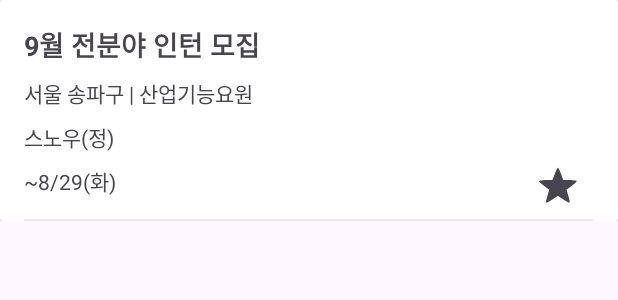
After one commit to pknu-wap/2023_RDC_NAPPED, an Android app: the layout item_employment.xml on its own in the app's theme, with its tools: preview values and no code run, on a phone screen of 412 x 824 dp. The commit adds this screen. Shown: the top 300 px of the screen. Run offline under Robolectric (Android 15) with nearby library versions, the light colour scheme and no system bars.

Commit message:
[STYLE] #4 : 채용 공고 화면 구현

```diff
--- /dev/null
+++ b/android/app/src/main/res/layout/item_employment.xml
@@ -0,0 +1,86 @@
+<?xml version="1.0" encoding="utf-8"?>
+<androidx.constraintlayout.widget.ConstraintLayout xmlns:android="http://schemas.android.com/apk/res/android"
+    xmlns:app="http://schemas.android.com/apk/res-auto"
+    xmlns:tools="http://schemas.android.com/tools"
+    android:layout_width="match_parent"
+    android:layout_height="wrap_content">
+
+    <androidx.cardview.widget.CardView
+        android:layout_width="match_parent"
+        android:layout_height="wrap_content"
+        app:layout_constraintBottom_toBottomOf="parent"
+        app:layout_constraintEnd_toEndOf="parent"
+        app:layout_constraintStart_toStartOf="parent"
+        app:layout_constraintTop_toTopOf="parent" >
+
+        <androidx.constraintlayout.widget.ConstraintLayout
+            android:layout_width="match_parent"
+            android:layout_height="match_parent"
+            android:paddingHorizontal="16dp">
+
+            <TextView
+                android:id="@+id/employmentItemTitle"
+                android:layout_width="wrap_content"
+                android:layout_height="wrap_content"
+                tools:text="9월 전분야 인턴 모집"
+                android:textStyle="bold"
+                android:textSize="18sp"
+                android:layout_marginTop="16dp"
+                app:layout_constraintBottom_toTopOf="@+id/employmentItemContent"
+                app:layout_constraintStart_toStartOf="parent"
+                app:layout_constraintTop_toTopOf="parent" />
+
+            <TextView
+                android:id="@+id/employmentItemContent"
+                android:layout_width="wrap_content"
+                android:layout_height="wrap_content"
+                tools:text="서울 송파구 | 산업기능요원 "
+                android:textSize="14sp"
+                android:layout_marginTop="8dp"
+                app:layout_constraintBottom_toTopOf="@+id/employmentItemCompanyName"
+                app:layout_constraintStart_toStartOf="parent"
+                app:layout_constraintTop_toBottomOf="@+id/employmentItemTitle" />
+
+            <TextView
+                android:id="@+id/employmentItemCompanyName"
+                android:layout_width="wrap_content"
+                android:layout_height="wrap_content"
+                tools:text="스노우(정)"
+                android:layout_marginTop="8dp"
+                app:layout_constraintBottom_toTopOf="@+id/employmentItemDeadLine"
+                app:layout_constraintStart_toStartOf="parent"
+                app:layout_constraintTop_toBottomOf="@+id/employmentItemContent" />
+
+            <TextView
+                android:id="@+id/employmentItemDeadLine"
+                android:layout_width="wrap_content"
+                android:layout_height="wrap_content"
+                tools:text="~8/29(화)"
+                android:layout_marginTop="8dp"
+                android:layout_marginBottom="16dp"
+                app:layout_constraintBottom_toBottomOf="parent"
+                app:layout_constraintStart_toStartOf="parent"
+                app:layout_constraintTop_toBottomOf="@+id/employmentItemCompanyName" />
+
+            <CheckBox
+                android:id="@+id/employmentItemFavorites"
+                style="?android:attr/starStyle"
+                android:layout_width="wrap_content"
+                android:layout_height="wrap_content"
+                android:layout_centerVertical="true"
+                app:layout_constraintBottom_toBottomOf="parent"
+                app:layout_constraintEnd_toEndOf="parent" />
+
+            <View
+                android:id="@+id/view"
+                android:layout_width="match_parent"
+                android:layout_height="1dp"
+                android:background="@color/gray"
+                app:layout_constraintBottom_toBottomOf="parent"
+                app:layout_constraintEnd_toEndOf="parent"
+                app:layout_constraintStart_toStartOf="parent" />
+        </androidx.constraintlayout.widget.ConstraintLayout>
+
+    </androidx.cardview.widget.CardView>
+
+</androidx.constraintlayout.widget.ConstraintLayout>
```
Also changed, not shown: android/app/src/main/res/layout/fragment_employment.xml (+100 -4 lines).
